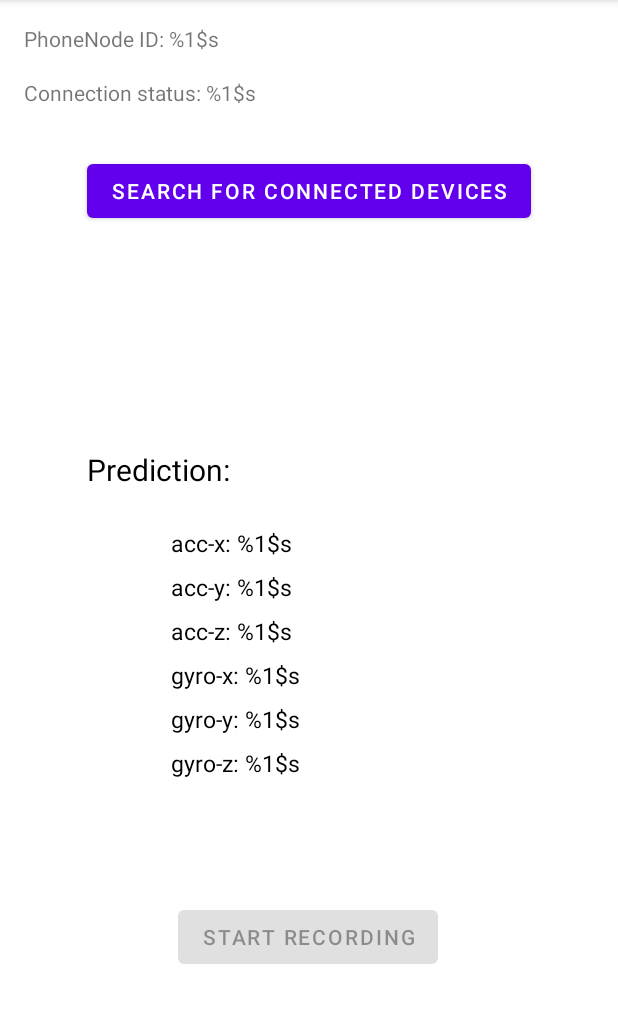
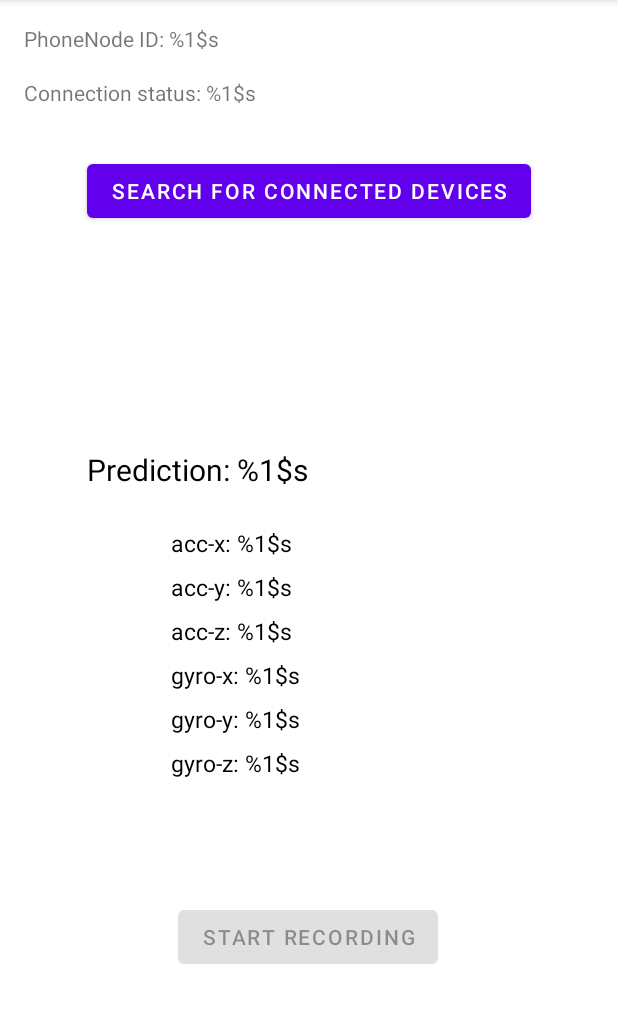
Before and after one commit to black-hole-diver/android-motion-collector, an Android app: the screen it shows after launch (MainActivity), on a phone screen of 412 x 824 dp, the part 84-1107 px from its top. Run offline under Robolectric (Android 15) with nearby library versions, the phone set to English and light mode, and no system bars; 6 statements that could not run were skipped.

Commit message:
correct textView

```diff
--- a/MobileApp/src/main/res/layout/fragment_first.xml
+++ b/MobileApp/src/main/res/layout/fragment_first.xml
@@ -11,9 +11,9 @@
         android:layout_width="wrap_content"
         android:layout_height="wrap_content"
         android:layout_marginTop="8dp"
-        android:text="gyro-y: %1$s"
+        android:text="@string/gyro_y"
         android:textColor="@color/black"
-        android:textSize="15dp"
+        android:textSize="15sp"
         app:layout_constraintStart_toStartOf="@+id/gyro_x"
         app:layout_constraintTop_toBottomOf="@+id/gyro_x" />
 
@@ -22,9 +22,9 @@
         android:layout_width="wrap_content"
         android:layout_height="wrap_content"
         android:layout_marginTop="8dp"
-        android:text="gyro-z: %1$s"
+        android:text="@string/gyro_z"
         android:textColor="@color/black"
-        android:textSize="15dp"
+        android:textSize="15sp"
         app:layout_constraintStart_toStartOf="@+id/gyro_y"
         app:layout_constraintTop_toBottomOf="@+id/gyro_y" />
 
@@ -33,9 +33,9 @@
         android:layout_width="wrap_content"
         android:layout_height="wrap_content"
         android:layout_marginTop="8dp"
-        android:text="gyro-x: %1$s"
+        android:text="@string/gyro_x"
         android:textColor="@color/black"
-        android:textSize="15dp"
+        android:textSize="15sp"
         app:layout_constraintStart_toStartOf="@+id/acc_z"
         app:layout_constraintTop_toBottomOf="@+id/acc_z" />
 
@@ -118,9 +118,9 @@
         android:layout_height="wrap_content"
         android:layout_marginStart="56dp"
         android:layout_marginTop="200dp"
-        android:text="acc-x: %1$s"
+        android:text="@string/acc_x"
         android:textColor="@color/black"
-        android:textSize="15dp"
+        android:textSize="15sp"
         app:layout_constraintStart_toStartOf="@+id/refresh_connected_nodes"
         app:layout_constraintTop_toBottomOf="@+id/refresh_connected_nodes" />
 
@@ -129,9 +129,9 @@
         android:layout_width="wrap_content"
         android:layout_height="wrap_content"
         android:layout_marginTop="8dp"
-        android:text="acc-y: %1$s"
+        android:text="@string/acc_y"
         android:textColor="@color/black"
-        android:textSize="15dp"
+        android:textSize="15sp"
         app:layout_constraintStart_toStartOf="@+id/acc_x"
         app:layout_constraintTop_toBottomOf="@+id/acc_x" />
 
@@ -140,9 +140,9 @@
         android:layout_width="wrap_content"
         android:layout_height="wrap_content"
         android:layout_marginTop="8dp"
-        android:text="acc-z: %1$s"
+        android:text="@string/acc_z"
         android:textColor="@color/black"
-        android:textSize="15dp"
+        android:textSize="15sp"
         app:layout_constraintStart_toStartOf="@+id/acc_y"
         app:layout_constraintTop_toBottomOf="@+id/acc_y" />
 
@@ -154,14 +154,15 @@
         android:layout_marginEnd="96dp"
         app:layout_constraintEnd_toEndOf="@+id/refresh_connected_nodes"
         app:layout_constraintTop_toBottomOf="@+id/refresh_connected_nodes"
-        tools:src="@tools:sample/avatars" />
+        tools:src="@tools:sample/avatars"
+        android:contentDescription="@string/predictionName" />
 
     <TextView
         android:id="@+id/textView2"
         android:layout_width="wrap_content"
         android:layout_height="wrap_content"
         android:layout_marginTop="148dp"
-        android:text="Prediction:"
+        android:text="@string/predictionText"
         android:textColor="@color/black"
         android:textSize="20dp"
         app:layout_constraintStart_toStartOf="@+id/refresh_connected_nodes"
--- a/MobileApp/src/main/res/values/strings.xml
+++ b/MobileApp/src/main/res/values/strings.xml
@@ -7,4 +7,16 @@
     <string name="refresh_connected_nodes">Search for connected devices</string>
     <string name="connection_status">Connection status: %1$s</string>
     <string name="phone_node_id">PhoneNode ID: %1$s</string>
+
+    <string name="acc_x">acc-x: %1$s</string>
+    <string name="acc_y">acc-y: %1$s</string>
+    <string name="acc_z">acc-z: %1$s</string>
+
+    <string name="gyro_x">gyro-x: %1$s</string>
+    <string name="gyro_y">gyro-y: %1$s</string>
+    <string name="gyro_z">gyro-z: %1$s</string>
+
+    <string name="predictionName">%1$s</string>
+
+    <string name="predictionText">Prediction: %1$s</string>
 </resources>
```
